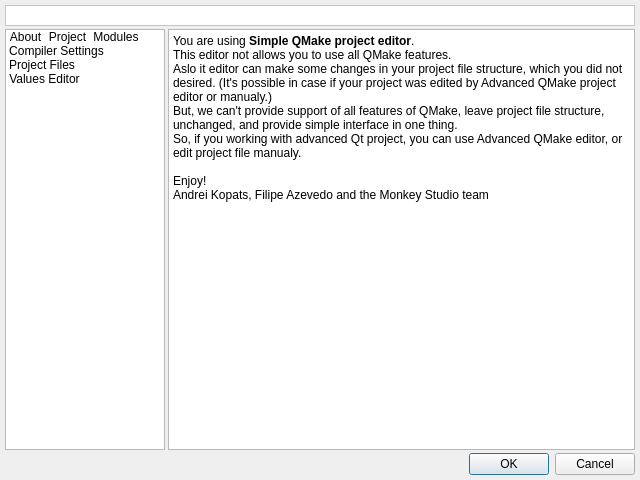
This is v2/branches/dev/plugins/xup/QMake/src/gui/UISimpleQMakeEditor.ui in testmana2/mks as Qt 5 draws it before an edit. The edited form follows.
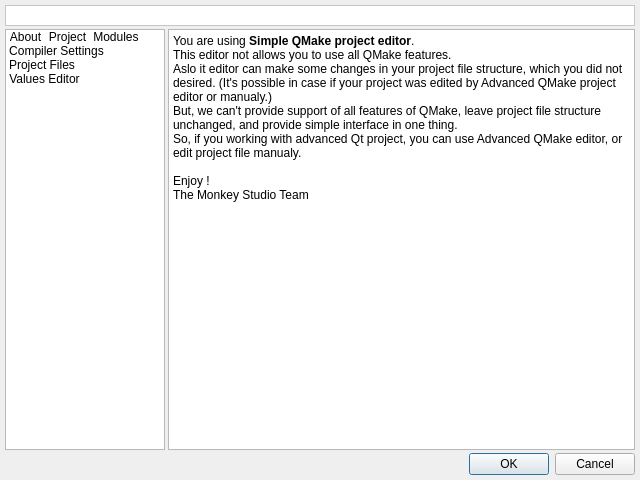
This is the edited form. Icons and pictures are not drawn.

Commit message: Fix a bug in QMake simple editor, now files/path based variables use += operator, as we can define include files before/after the variable we can break variable content by erasing it. So let append by default.

Patch:
```diff
--- a/v2/branches/dev/plugins/xup/QMake/src/gui/UISimpleQMakeEditor.ui
+++ b/v2/branches/dev/plugins/xup/QMake/src/gui/UISimpleQMakeEditor.ui
@@ -125,11 +125,11 @@
 &lt;p style=&quot; margin-top:0px; margin-bottom:0px; margin-left:0px; margin-right:0px; -qt-block-indent:0; text-indent:0px;&quot;&gt;&lt;span style=&quot; font-family:'Sans Serif'; font-size:9pt;&quot;&gt;You are using &lt;/span&gt;&lt;span style=&quot; font-family:'Sans Serif'; font-size:9pt; font-weight:600;&quot;&gt;Simple QMake project editor&lt;/span&gt;&lt;span style=&quot; font-family:'Sans Serif'; font-size:9pt;&quot;&gt;.&lt;/span&gt;&lt;/p&gt;
 &lt;p style=&quot; margin-top:0px; margin-bottom:0px; margin-left:0px; margin-right:0px; -qt-block-indent:0; text-indent:0px;&quot;&gt;&lt;span style=&quot; font-family:'Sans Serif'; font-size:9pt;&quot;&gt;This editor not allows you to use all QMake features.&lt;/span&gt;&lt;/p&gt;
 &lt;p style=&quot; margin-top:0px; margin-bottom:0px; margin-left:0px; margin-right:0px; -qt-block-indent:0; text-indent:0px;&quot;&gt;&lt;span style=&quot; font-family:'Sans Serif'; font-size:9pt;&quot;&gt;Aslo it editor can make some changes in your project file structure, which you did not desired. (It's possible in case if your project was edited by Advanced QMake project editor or manualy.)&lt;/span&gt;&lt;/p&gt;
-&lt;p style=&quot; margin-top:0px; margin-bottom:0px; margin-left:0px; margin-right:0px; -qt-block-indent:0; text-indent:0px;&quot;&gt;&lt;span style=&quot; font-family:'Sans Serif'; font-size:9pt;&quot;&gt;But, we can't provide support of all features of QMake, leave project file structure, unchanged, and provide simple interface in one thing.&lt;/span&gt;&lt;/p&gt;
+&lt;p style=&quot; margin-top:0px; margin-bottom:0px; margin-left:0px; margin-right:0px; -qt-block-indent:0; text-indent:0px;&quot;&gt;&lt;span style=&quot; font-family:'Sans Serif'; font-size:9pt;&quot;&gt;But, we can't provide support of all features of QMake, leave project file structure unchanged, and provide simple interface in one thing.&lt;/span&gt;&lt;/p&gt;
 &lt;p style=&quot; margin-top:0px; margin-bottom:0px; margin-left:0px; margin-right:0px; -qt-block-indent:0; text-indent:0px;&quot;&gt;&lt;span style=&quot; font-family:'Sans Serif'; font-size:9pt;&quot;&gt;So, if you working with advanced Qt project, you can use Advanced QMake editor, or edit project file manualy. &lt;/span&gt;&lt;/p&gt;
 &lt;p style=&quot;-qt-paragraph-type:empty; margin-top:0px; margin-bottom:0px; margin-left:0px; margin-right:0px; -qt-block-indent:0; text-indent:0px; font-family:'Sans Serif'; font-size:9pt;&quot;&gt;&lt;/p&gt;
-&lt;p style=&quot; margin-top:0px; margin-bottom:0px; margin-left:0px; margin-right:0px; -qt-block-indent:0; text-indent:0px;&quot;&gt;&lt;span style=&quot; font-family:'Sans Serif'; font-size:9pt;&quot;&gt;Enjoy!&lt;/span&gt;&lt;/p&gt;
-&lt;p style=&quot; margin-top:0px; margin-bottom:0px; margin-left:0px; margin-right:0px; -qt-block-indent:0; text-indent:0px;&quot;&gt;&lt;span style=&quot; font-family:'Sans Serif'; font-size:9pt;&quot;&gt;Andrei Kopats, Filipe Azevedo and the Monkey Studio team&lt;/span&gt;&lt;/p&gt;
+&lt;p style=&quot; margin-top:0px; margin-bottom:0px; margin-left:0px; margin-right:0px; -qt-block-indent:0; text-indent:0px;&quot;&gt;&lt;span style=&quot; font-family:'Sans Serif'; font-size:9pt;&quot;&gt;Enjoy !&lt;/span&gt;&lt;/p&gt;
+&lt;p style=&quot; margin-top:0px; margin-bottom:0px; margin-left:0px; margin-right:0px; -qt-block-indent:0; text-indent:0px;&quot;&gt;&lt;span style=&quot; font-family:'Sans Serif'; font-size:9pt;&quot;&gt;The Monkey Studio Team&lt;/span&gt;&lt;/p&gt;
 &lt;p style=&quot;-qt-paragraph-type:empty; margin-top:0px; margin-bottom:0px; margin-left:0px; margin-right:0px; -qt-block-indent:0; text-indent:0px; font-family:'Sans Serif'; font-size:9pt;&quot;&gt;&lt;/p&gt;&lt;/body&gt;&lt;/html&gt;</string>
          </property>
         </widget>
```
The commit also changes 1 other file.
